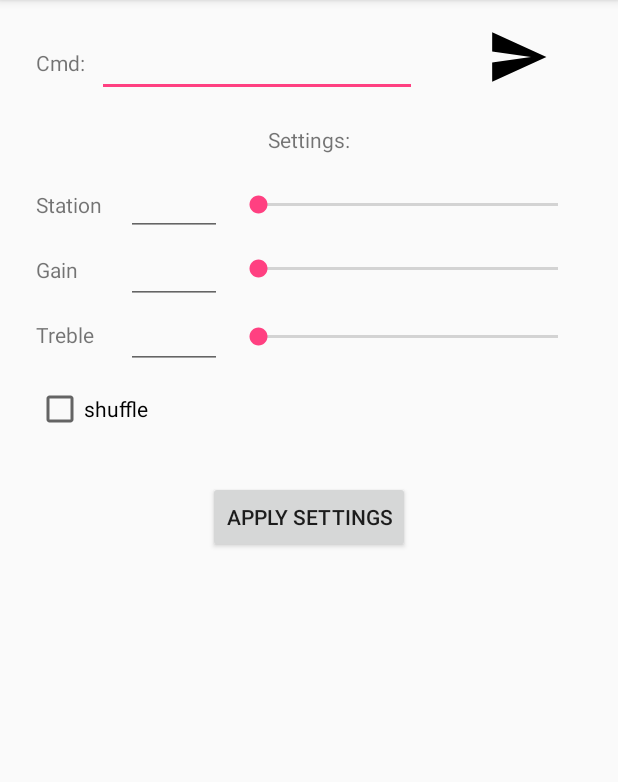
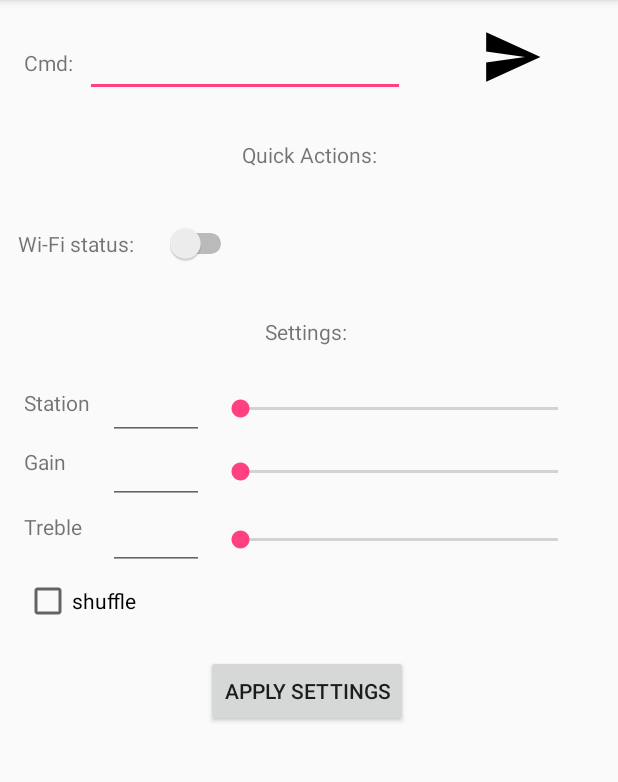
Before and after one commit to morrolinux/mpradio-remote, an Android app: the screen it shows after launch (Main4Activity), after a tap on "Settings", on a phone screen of 412 x 824 dp, the part 84-866 px from its top. Run offline under Robolectric (Android 15) with nearby library versions, the phone set to English and light mode, and no system bars; 26 statements that could not run were skipped; 1 other tap on this screen came first.

Commit message:
Adding wifi-switch toggle

```diff
--- a/app/src/main/java/com/example/morro/telecomando/UI/SettingsFragment.java
+++ b/app/src/main/java/com/example/morro/telecomando/UI/SettingsFragment.java
@@ -8,8 +8,10 @@ import android.view.LayoutInflater;
 import android.view.View;
 import android.view.ViewGroup;
 import android.widget.CheckBox;
+import android.widget.CompoundButton;
 import android.widget.EditText;
 import android.widget.SeekBar;
+import android.widget.Switch;
 import android.widget.Toast;
 
 import com.example.morro.telecomando.Core.MpradioBTHelper;
@@ -30,6 +32,7 @@ public class SettingsFragment extends Fragment {
     private EditText inputTreble;
     private SeekBar seekTreble;
     private JSONObject settings;
+    private Switch wifiSwitch;
 
     private View.OnClickListener mainClickListener;
 
@@ -121,6 +124,7 @@ public class SettingsFragment extends Fragment {
         return s.toLowerCase().equals("true");
     }
 
+
     @Override
     public View onCreateView(LayoutInflater inflater, ViewGroup container,
                              Bundle savedInstanceState) {
@@ -164,6 +168,19 @@ public class SettingsFragment extends Fragment {
         view.findViewById(R.id.btnApplySettings).setOnClickListener(mainClickListener);
         view.findViewById(R.id.btnCmdSend).setOnClickListener(mainClickListener);
 
+        /* Set wifi switch status according to RPi's status */
+        wifiSwitch = view.findViewById(R.id.wifiSwitch);
+        wifiSwitch.setTextOff("Off");
+        wifiSwitch.setTextOn("On");
+
+        if ((mpradioBTHelper.sendMessageGetReply("system wifi-switch status")).contains("on")){
+            wifiSwitch.setChecked(true);
+        }else {
+            wifiSwitch.setChecked(false);
+        }
+
+        wifiSwitch.setOnCheckedChangeListener(wifiSwitchChangeListener());
+
         new SettingsFragment.AsyncSettingsDownload().execute("pirateradio.config", root +"/pirateradio.config");
 
         /* Return the inflated view to the activity who called it */
@@ -172,6 +189,23 @@ public class SettingsFragment extends Fragment {
 
     private double round2(double value){
         return Math.round(value * 100.0) / 100.0;
+    }
+
+    private CompoundButton.OnCheckedChangeListener wifiSwitchChangeListener() {
+        return new CompoundButton.OnCheckedChangeListener() {
+
+            @Override
+            public void onCheckedChanged(CompoundButton buttonView, boolean isChecked) {
+                String wifiStatus;
+                if(isChecked){
+                    wifiStatus = "on";
+                }else{
+                    wifiStatus = "off";
+                }
+                mpradioBTHelper.sendMessage("system wifi-switch " + wifiStatus);
+                giveFeedback("Device will reboot");
+            }
+        };
     }
 
     private SeekBar.OnSeekBarChangeListener seekBarChangeListener() {
--- a/app/src/main/res/layout/settings_fragment.xml
+++ b/app/src/main/res/layout/settings_fragment.xml
@@ -40,29 +40,18 @@
         app:layout_constraintStart_toEndOf="@+id/customCommand"
         app:layout_constraintTop_toTopOf="@+id/customCommand" />
 
-    <TextView
-        android:id="@+id/lblSettings"
+    <Button
+        android:id="@+id/btnApplySettings"
         android:layout_width="wrap_content"
         android:layout_height="wrap_content"
+        android:layout_marginStart="8dp"
+        android:layout_marginTop="20dp"
         android:layout_marginEnd="8dp"
-        android:layout_marginStart="16dp"
-        android:layout_marginTop="32dp"
-        android:text="Settings:"
+        android:text="Apply Settings"
         app:layout_constraintEnd_toEndOf="parent"
-        app:layout_constraintHorizontal_bias="0.488"
+        app:layout_constraintHorizontal_bias="0.494"
         app:layout_constraintStart_toStartOf="parent"
-        app:layout_constraintTop_toBottomOf="@+id/textView3" />
-
-    <EditText
-        android:id="@+id/inputFreq"
-        android:layout_width="64dp"
-        android:layout_height="42dp"
-        android:layout_marginStart="16dp"
-        android:ems="10"
-        android:inputType="numberDecimal"
-        app:layout_constraintBottom_toBottomOf="@+id/lblFreq"
-        app:layout_constraintStart_toEndOf="@+id/lblFreq"
-        app:layout_constraintTop_toTopOf="@+id/lblFreq" />
+        app:layout_constraintTop_toBottomOf="@+id/shuffleCheck" />
 
     <EditText
         android:id="@+id/inputStorageGain"
@@ -72,7 +61,8 @@
         android:inputType="numberDecimal"
         app:layout_constraintBottom_toBottomOf="@+id/textView"
         app:layout_constraintStart_toStartOf="@+id/inputFreq"
-        app:layout_constraintTop_toTopOf="@+id/textView" />
+        app:layout_constraintTop_toTopOf="@+id/textView"
+        app:layout_constraintVertical_bias="0.307" />
 
     <EditText
         android:id="@+id/treble"
@@ -82,38 +72,18 @@
         android:inputType="numberSigned|numberDecimal"
         app:layout_constraintBottom_toBottomOf="@+id/textView2"
         app:layout_constraintStart_toStartOf="@+id/inputFreq"
-        app:layout_constraintTop_toTopOf="@+id/textView2" />
+        app:layout_constraintTop_toTopOf="@+id/textView2"
+        app:layout_constraintVertical_bias="0.269" />
 
     <TextView
         android:id="@+id/lblFreq"
         android:layout_width="wrap_content"
         android:layout_height="wrap_content"
-        android:layout_marginStart="24dp"
-        android:layout_marginTop="24dp"
+        android:layout_marginStart="16dp"
+        android:layout_marginTop="28dp"
         android:text="Station"
         app:layout_constraintStart_toStartOf="parent"
         app:layout_constraintTop_toBottomOf="@+id/lblSettings" />
-
-    <Button
-        android:id="@+id/btnApplySettings"
-        android:layout_width="wrap_content"
-        android:layout_height="wrap_content"
-        android:layout_marginStart="8dp"
-        android:layout_marginTop="32dp"
-        android:layout_marginEnd="8dp"
-        android:text="Apply Settings"
-        app:layout_constraintEnd_toEndOf="parent"
-        app:layout_constraintStart_toStartOf="parent"
-        app:layout_constraintTop_toBottomOf="@+id/shuffleCheck" />
-
-    <TextView
-        android:id="@+id/textView"
-        android:layout_width="wrap_content"
-        android:layout_height="wrap_content"
-        android:layout_marginTop="24dp"
-        android:text="Gain"
-        app:layout_constraintStart_toStartOf="@+id/lblFreq"
-        app:layout_constraintTop_toBottomOf="@+id/lblFreq" />
 
     <TextView
         android:id="@+id/textView2"
@@ -142,6 +112,7 @@
         android:max="200"
         app:layout_constraintBottom_toBottomOf="@+id/inputFreq"
         app:layout_constraintEnd_toEndOf="parent"
+        app:layout_constraintHorizontal_bias="0.0"
         app:layout_constraintStart_toEndOf="@+id/inputFreq"
         app:layout_constraintTop_toTopOf="@+id/inputFreq" />
 
@@ -154,8 +125,10 @@
         android:max="100"
         app:layout_constraintBottom_toTopOf="@+id/treble"
         app:layout_constraintEnd_toEndOf="parent"
+        app:layout_constraintHorizontal_bias="0.0"
         app:layout_constraintStart_toEndOf="@+id/inputStorageGain"
-        app:layout_constraintTop_toTopOf="@+id/inputStorageGain" />
+        app:layout_constraintTop_toTopOf="@+id/inputStorageGain"
+        app:layout_constraintVertical_bias="0.576" />
 
     <SeekBar
         android:id="@+id/seekTreble"
@@ -166,7 +139,74 @@
         android:max="200"
         app:layout_constraintBottom_toBottomOf="@+id/treble"
         app:layout_constraintEnd_toEndOf="parent"
+        app:layout_constraintHorizontal_bias="0.0"
         app:layout_constraintStart_toEndOf="@+id/treble"
-        app:layout_constraintTop_toBottomOf="@+id/inputStorageGain" />
+        app:layout_constraintTop_toBottomOf="@+id/inputStorageGain"
+        app:layout_constraintVertical_bias="0.576" />
+
+    <TextView
+        android:id="@+id/textView"
+        android:layout_width="wrap_content"
+        android:layout_height="wrap_content"
+        android:layout_marginTop="20dp"
+        android:text="Gain"
+        app:layout_constraintStart_toStartOf="@+id/lblFreq"
+        app:layout_constraintTop_toBottomOf="@+id/lblFreq" />
+
+    <TextView
+        android:id="@+id/lblSettings"
+        android:layout_width="wrap_content"
+        android:layout_height="wrap_content"
+        android:layout_marginStart="16dp"
+        android:layout_marginTop="160dp"
+        android:layout_marginEnd="8dp"
+        android:text="Settings:"
+        app:layout_constraintEnd_toEndOf="parent"
+        app:layout_constraintHorizontal_bias="0.481"
+        app:layout_constraintStart_toStartOf="parent"
+        app:layout_constraintTop_toBottomOf="@+id/textView3" />
+
+    <EditText
+        android:id="@+id/inputFreq"
+        android:layout_width="64dp"
+        android:layout_height="42dp"
+        android:layout_marginStart="12dp"
+        android:ems="10"
+        android:inputType="numberDecimal"
+        app:layout_constraintBottom_toBottomOf="@+id/lblFreq"
+        app:layout_constraintStart_toEndOf="@+id/lblFreq"
+        app:layout_constraintTop_toTopOf="@+id/lblFreq"
+        app:layout_constraintVertical_bias="0.347" />
+
+    <TextView
+        android:id="@+id/textView5"
+        android:layout_width="wrap_content"
+        android:layout_height="wrap_content"
+        android:layout_marginTop="42dp"
+        android:text="Quick Actions:"
+        app:layout_constraintEnd_toEndOf="parent"
+        app:layout_constraintStart_toStartOf="parent"
+        app:layout_constraintTop_toBottomOf="@+id/textView3" />
+
+    <Switch
+        android:id="@+id/wifiSwitch"
+        android:layout_width="wrap_content"
+        android:layout_height="wrap_content"
+        android:layout_marginStart="8dp"
+        app:layout_constraintBottom_toBottomOf="@+id/textView6"
+        app:layout_constraintEnd_toEndOf="parent"
+        app:layout_constraintHorizontal_bias="0.047"
+        app:layout_constraintStart_toEndOf="@+id/textView6"
+        app:layout_constraintTop_toTopOf="@+id/textView6" />
+
+    <TextView
+        android:id="@+id/textView6"
+        android:layout_width="wrap_content"
+        android:layout_height="wrap_content"
+        android:layout_marginStart="12dp"
+        android:layout_marginTop="40dp"
+        android:text="Wi-Fi status:"
+        app:layout_constraintStart_toStartOf="parent"
+        app:layout_constraintTop_toBottomOf="@+id/textView5" />
 
 </android.support.constraint.ConstraintLayout>
--- a/build.gradle
+++ b/build.gradle
@@ -7,7 +7,7 @@ buildscript {
         jcenter()
     }
     dependencies {
-        classpath 'com.android.tools.build:gradle:3.1.3'
+        classpath 'com.android.tools.build:gradle:3.5.0'
 
 
         // NOTE: Do not place your application dependencies here; they belong
```
Also changed, not shown: app/gradle/wrapper/gradle-wrapper.properties, gradle/wrapper/gradle-wrapper.properties, 2 other files.
